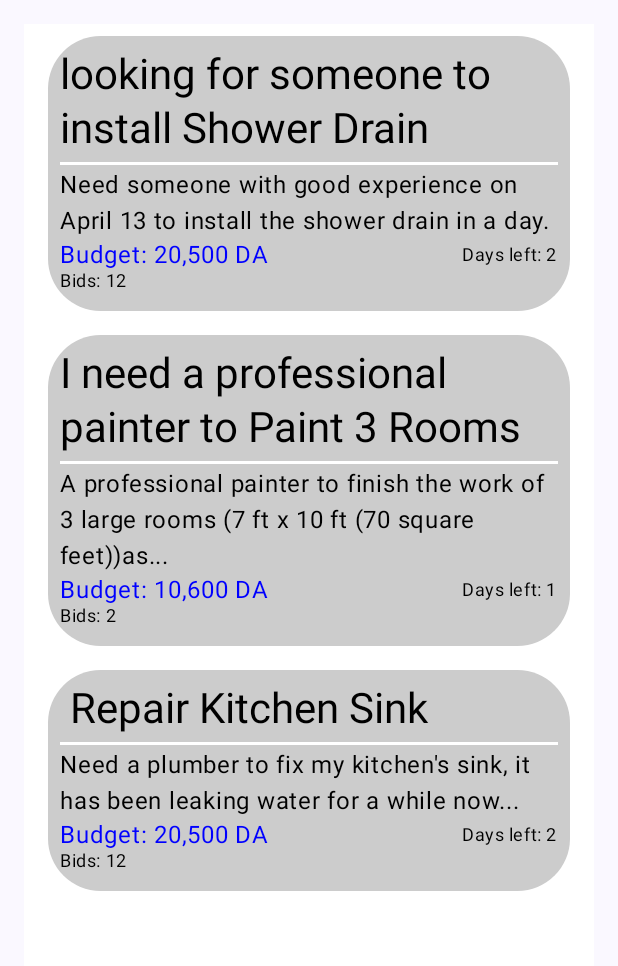
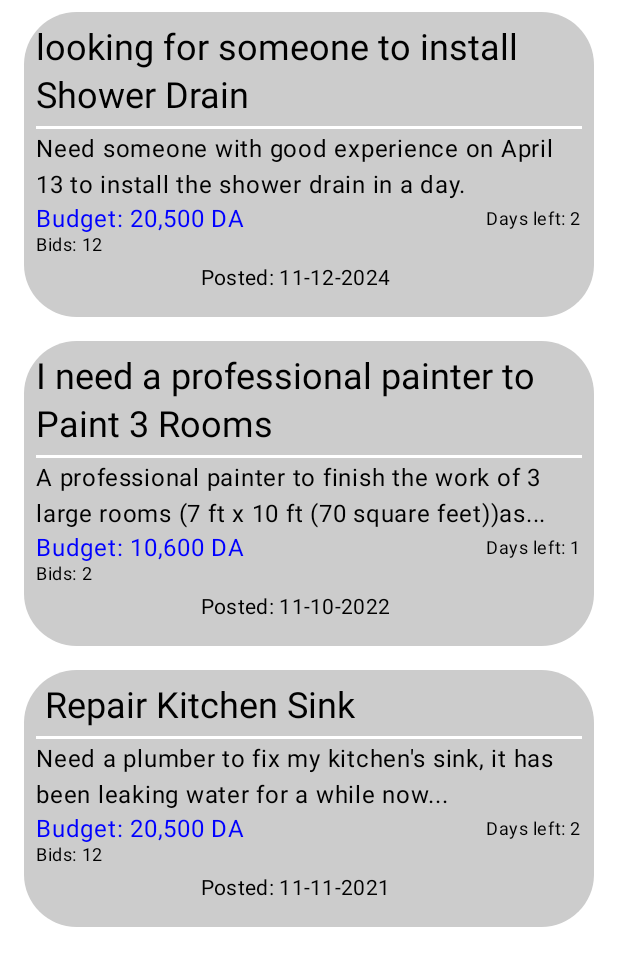
Before and after one commit to hani11dev/handyman, an Android app built with Jetpack Compose: the composable JobsScreen shown on its own in the app's theme, on a phone screen of 412 x 824 dp. Shown: the top 966 px of the screen. Run offline under Robolectric (Android 15) with nearby library versions, the phone set to English and light mode, and no system bars.

Commit message:
jobs date & dark mode

```diff
--- a/app/src/main/java/com/example/handyapp/home/jobs/JobsScreen.kt
+++ b/app/src/main/java/com/example/handyapp/home/jobs/JobsScreen.kt
@@ -1,3 +1,5 @@
+import android.content.res.Configuration
+import androidx.compose.foundation.isSystemInDarkTheme
 import androidx.compose.foundation.layout.*
 import androidx.compose.foundation.lazy.LazyColumn
 import androidx.compose.foundation.shape.RoundedCornerShape
@@ -14,9 +16,12 @@ import androidx.compose.ui.unit.dp
 
 @Composable
 fun JobsScreen() {
+    val backgroundColor = if (isSystemInDarkTheme()) Color.DarkGray else Color.White
+    val itemColor = if (isSystemInDarkTheme()) Color.DarkGray else Color.LightGray
+
     Surface(
-        modifier = Modifier.padding(16.dp),
-        color = Color.White // Set background color to white
+        modifier = Modifier.fillMaxSize(),
+        color = backgroundColor // Set background color based on the theme
     ) {
         LazyColumn(
             modifier = Modifier.fillMaxSize()
@@ -28,6 +33,7 @@ fun JobsScreen() {
                     budget = "20,500",
                     bids = 12,
                     daysLeft = 2,
+                    postedDate = "11-12-2024"
                 )
             }
 
@@ -37,7 +43,8 @@ fun JobsScreen() {
                     description = "A professional painter to finish the work of 3 large rooms (7 ft x 10 ft (70 square feet))as...",
                     budget = "10,600",
                     bids = 2,
-                    daysLeft = 1
+                    daysLeft = 1,
+                    postedDate = "11-10-2022"
                 )
             }
             item {
@@ -46,15 +53,17 @@ fun JobsScreen() {
                     description = "Need a plumber to fix my kitchen's sink, it has been leaking water for a while now...",
                     budget = "20,500",
                     bids = 12,
-                    daysLeft = 2
+                    daysLeft = 2,
+                    postedDate = "11-11-2021"
                 )
             }
         }
     }
 }
 
+
 @Composable
-fun TaskItem(title: String, description: String, budget: String, bids: Int, daysLeft: Int) {
+fun TaskItem(title: String, description: String, budget: String, bids: Int, daysLeft: Int, postedDate: String) {
     Surface(
         modifier = Modifier.padding(vertical = 8.dp, horizontal = 16.dp),
         color = Color.LightGray, // Set background color to light grey
@@ -65,8 +74,8 @@ fun TaskItem(title: String, description: String, budget: String, bids: Int, days
         ) {
             Text(
                 text = title,
-                style = MaterialTheme.typography.headlineMedium,
-                color = Color.Black, // Set very dark color for the title
+                style = MaterialTheme.typography.headlineSmall,
+                color = if (isSystemInDarkTheme()) Color.DarkGray else Color.Black, // Adjust title color based on theme
                 modifier = Modifier.padding(bottom = 4.dp)
             )
             Divider(
@@ -78,7 +87,7 @@ fun TaskItem(title: String, description: String, budget: String, bids: Int, days
                 text = description,
                 style = MaterialTheme.typography.bodyLarge,
                 modifier = Modifier.padding(bottom = 4.dp),
-                color = Color.Black // Set black color for the description text
+                color = if (isSystemInDarkTheme()) Color.DarkGray else Color.Black // Adjust description color based on theme
             )
             Row(
                 modifier = Modifier.fillMaxWidth(),
@@ -88,19 +97,25 @@ fun TaskItem(title: String, description: String, budget: String, bids: Int, days
                 Text(
                     text = "Budget: $budget DA",
                     style = MaterialTheme.typography.bodyLarge,
-                    color = Color.Blue // Set black color for the budget text
+                    color = if (isSystemInDarkTheme()) Color.Black else Color.Blue // Adjust budget color based on theme
                 )
                 Text(
                     text = "Days left: $daysLeft",
                     style = MaterialTheme.typography.bodySmall,
-                    color = Color.Black // Set black color for the days left text
+                    color = if (isSystemInDarkTheme()) Color.DarkGray else Color.Black // Adjust days left color based on theme
                 )
             }
             Text(
                 text = "Bids: $bids",
                 style = MaterialTheme.typography.bodySmall,
                 modifier = Modifier.padding(bottom = 4.dp),
-                color = Color.Black // Set black color for the bids text
+                color = if (isSystemInDarkTheme()) Color.DarkGray else Color.Black // Adjust bids color based on theme
+            )
+            Text(
+                text = "Posted: $postedDate",
+                style = MaterialTheme.typography.bodyMedium,
+                modifier = Modifier.padding(bottom = 8.dp).offset(110.dp), // Adjust offset here
+                color = if (isSystemInDarkTheme()) Color.DarkGray else Color.Black // Adjust posted date color based on theme
             )
         }
     }
--- a/app/src/main/java/com/example/handyapp/home/myTasks/MyTasksScreen.kt
+++ b/app/src/main/java/com/example/handyapp/home/myTasks/MyTasksScreen.kt
@@ -638,7 +638,6 @@ fun Taskcardcanceld (task: Task/*,navController: NavHostController*/) {
         }
     }
 }
-
 @OptIn(ExperimentalMaterial3Api::class)
 @Composable
 fun MyTasksScreen(navController: NavHostController) {
```
